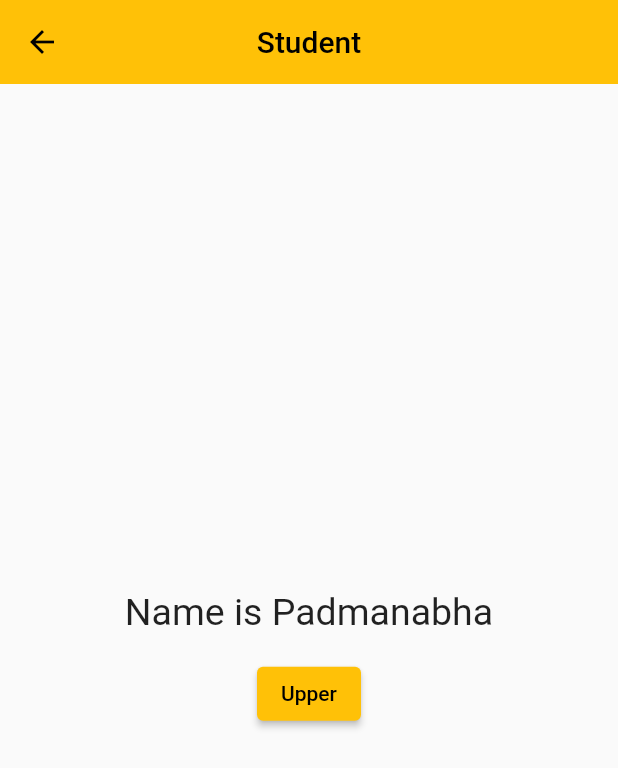
After one commit to chayan-1906/getx-demo, a Flutter app: the screen it shows after launch, after a tap on "Student Screen", on a phone screen of 412 x 824 dp. The commit adds this screen. Shown: the top 768 px of the screen. Run offline on Flutter 3.47's test engine with Material 2 defaults, Android fonts, the phone set to English and light mode, and no system bars; our stand-ins replace get.

Commit message:
#7. Reactive State Management, #8 State Management by Obx and Custom Class

```diff
--- a/lib/home_screen.dart
+++ b/lib/home_screen.dart
@@ -1,6 +1,8 @@
 import 'package:flutter/material.dart';
 import 'package:get/get.dart';
 import 'package:getx_demo/snackbar_screen.dart';
+import 'package:getx_demo/state_management_screen.dart';
+import 'package:getx_demo/student_screen.dart';
 import 'package:getx_demo/unknown_route_screen.dart';
 
 import 'bottom_sheet_screen.dart';
@@ -75,6 +77,36 @@ class HomeScreen extends StatelessWidget {
               child: const Text('Unknown Route Screen'),
             ),
             const SizedBox(height: 10.0),
+
+            /// state management screen
+            ElevatedButton(
+              onPressed: () {
+                /*Navigator.push(
+                  context,
+                  MaterialPageRoute(builder: (context) {
+                    return const StateManagementScreen();
+                  }),
+                );*/
+                Get.toNamed(StateManagementScreen.stateManagementRoute);
+              },
+              child: const Text('State Management Screen'),
+            ),
+            const SizedBox(height: 10.0),
+
+            /// student screen
+            ElevatedButton(
+              onPressed: () {
+                /*Navigator.push(
+                  context,
+                  MaterialPageRoute(builder: (context) {
+                    return const StudentScreen();
+                  }),
+                );*/
+                Get.toNamed(StudentScreen.studentRoute);
+              },
+              child: const Text('Student Screen'),
+            ),
+            const SizedBox(height: 10.0),
           ],
         ),
       ),
--- a/lib/main.dart
+++ b/lib/main.dart
@@ -3,6 +3,8 @@ import 'package:get/get.dart';
 import 'package:getx_demo/bottom_sheet_screen.dart';
 import 'package:getx_demo/home_screen.dart';
 import 'package:getx_demo/snackbar_screen.dart';
+import 'package:getx_demo/state_management_screen.dart';
+import 'package:getx_demo/student_screen.dart';
 
 import 'unknown_route_screen.dart';
 
@@ -38,7 +40,18 @@ class MyApp extends StatelessWidget {
           transition: Transition.circularReveal,
           transitionDuration: const Duration(milliseconds: 400),
         ),*/
+        GetPage(
+          name: StateManagementScreen.stateManagementRoute,
+          page: () => const StateManagementScreen(),
+          transition: Transition.fadeIn,
+        ),
+        GetPage(
+          name: StudentScreen.studentRoute,
+          page: () => const StudentScreen(),
+          transition: Transition.cupertinoDialog,
+        ),
       ],
+
       /// TODO: Unknown Routes not working
       unknownRoute: GetPage(
         name: UnknownRouteScreen.unknownRouteRoute,
--- /dev/null
+++ b/lib/student.dart
@@ -0,0 +1,11 @@
+import 'package:get/get.dart';
+
+class Student {
+  // var name = 'Tom'.obs;
+  // var age = 25.obs;
+
+  var name;
+  var age;
+
+  Student({this.name, this.age});
+}
--- /dev/null
+++ b/lib/student_screen.dart
@@ -0,0 +1,48 @@
+import 'package:flutter/material.dart';
+import 'package:get/get.dart';
+
+import 'student.dart';
+
+class StudentScreen extends StatefulWidget {
+  static String studentRoute = '/student_screen';
+
+  const StudentScreen({Key? key}) : super(key: key);
+
+  @override
+  State<StudentScreen> createState() => _StudentScreenState();
+}
+
+class _StudentScreenState extends State<StudentScreen> {
+  var student = Student(name: 'Padmanabha', age: 22).obs;
+
+  @override
+  Widget build(BuildContext context) {
+    return Scaffold(
+      appBar: AppBar(title: const Text('Student')),
+      body: Center(
+        child: Column(
+          mainAxisAlignment: MainAxisAlignment.center,
+          children: [
+            Obx(
+              () => Text(
+                // 'Name is ${student.name.value}',
+                'Name is ${student.value.name}',
+                style: const TextStyle(fontSize: 25.0),
+              ),
+            ),
+            const SizedBox(height: 16.0),
+            ElevatedButton(
+              onPressed: () {
+                // student.name.value = student.name.value.toUpperCase();
+                student.update((std) {
+                  std?.name = std.name.toString().toUpperCase();
+                });
+              },
+              child: const Text('Upper'),
+            ),
+          ],
+        ),
+      ),
+    );
+  }
+}
```
Also changed, not shown: lib/state_management_screen.dart (added, +44 -0 lines).
